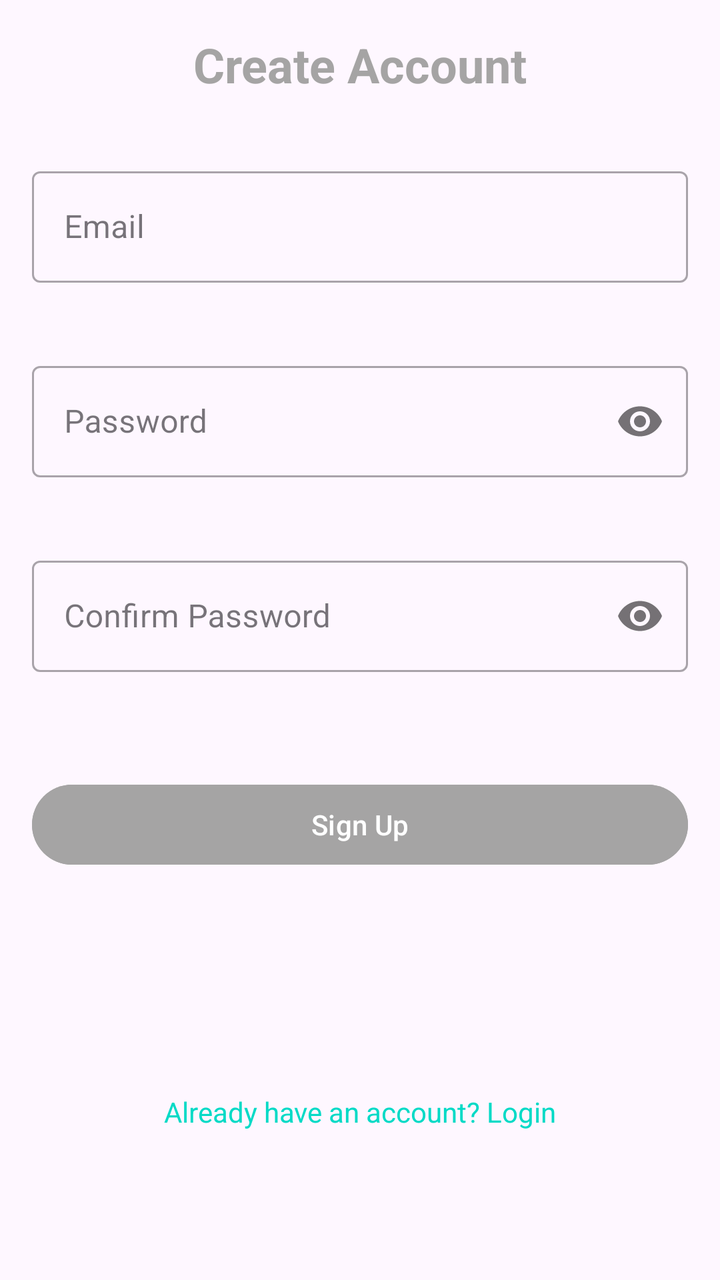
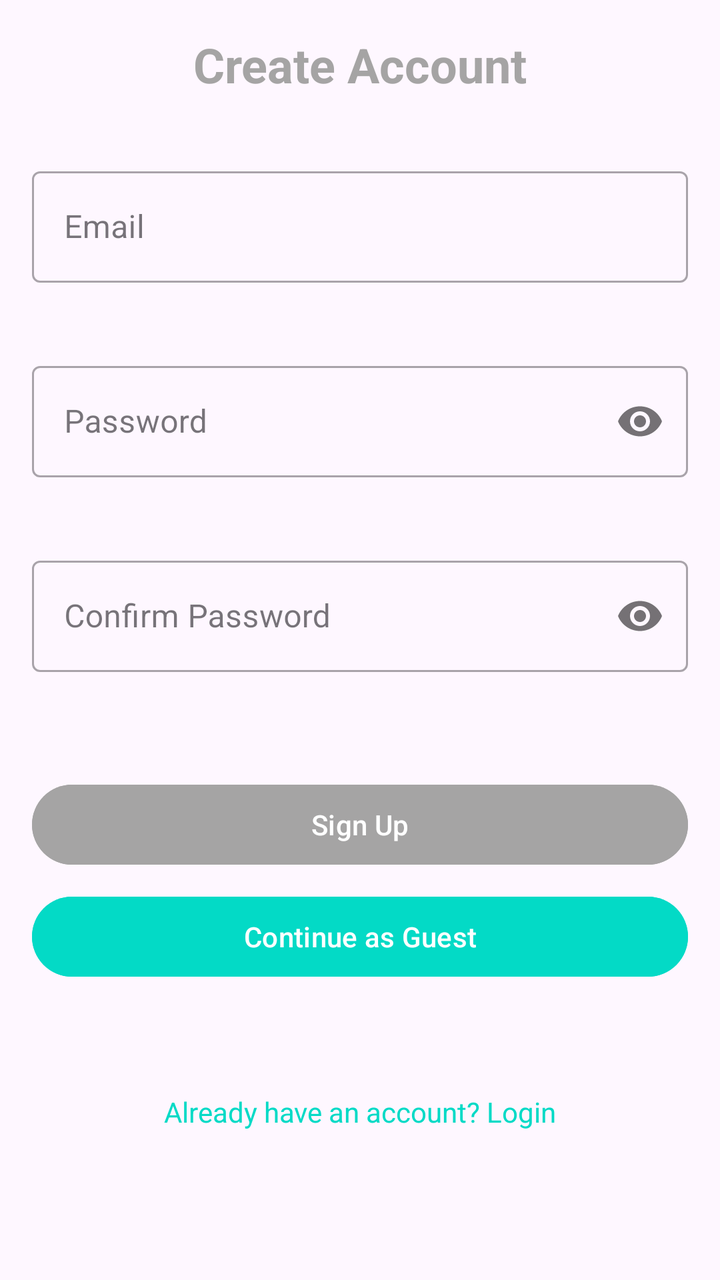

The first picture is an Android layout as it rendered before a commit; the second is the same layout after the commit. The layout source and the unified diff follow.
<!-- AndroidManifest.xml: application theme Theme.MyApplication -->
<!-- res/layout/fragment_sign_up.xml -->
<?xml version="1.0" encoding="utf-8"?>
<ScrollView xmlns:android="http://schemas.android.com/apk/res/android"
    xmlns:app="http://schemas.android.com/apk/res-auto"
    android:layout_width="match_parent"
    android:layout_height="match_parent"
    android:fillViewport="true"
    android:padding="16dp">

    <androidx.constraintlayout.widget.ConstraintLayout
        android:layout_width="match_parent"
        android:layout_height="wrap_content">

        
        <TextView
            android:id="@+id/title"
            android:layout_width="wrap_content"
            android:layout_height="wrap_content"
            android:text="Create Account"
            android:textSize="24sp"
            android:textColor="@color/design_default_color_primary"
            android:textStyle="bold"
            app:layout_constraintEnd_toEndOf="parent"
            app:layout_constraintStart_toStartOf="parent"
            app:layout_constraintTop_toTopOf="parent" />

        
        <com.google.android.material.textfield.TextInputLayout
            android:id="@+id/email_container"
            style="@style/Widget.MaterialComponents.TextInputLayout.OutlinedBox"
            android:layout_width="match_parent"
            android:layout_height="wrap_content"
            android:layout_marginTop="32dp"
            app:layout_constraintTop_toBottomOf="@id/title"
            app:errorEnabled="true">

            <com.google.android.material.textfield.TextInputEditText
                android:id="@+id/email"
                android:layout_width="match_parent"
                android:layout_height="wrap_content"
                android:hint="Email"
                android:inputType="textEmailAddress" />
        </com.google.android.material.textfield.TextInputLayout>

        
        <com.google.android.material.textfield.TextInputLayout
            android:id="@+id/password_container"
            style="@style/Widget.MaterialComponents.TextInputLayout.OutlinedBox"
            android:layout_width="match_parent"
            android:layout_height="wrap_content"
            android:layout_marginTop="16dp"
            app:layout_constraintTop_toBottomOf="@id/email_container"
            app:passwordToggleEnabled="true"
            app:errorEnabled="true">

            <com.google.android.material.textfield.TextInputEditText
                android:id="@+id/password"
                android:layout_width="match_parent"
                android:layout_height="wrap_content"
                android:hint="Password"
                android:inputType="textPassword" />
        </com.google.android.material.textfield.TextInputLayout>

        
        <com.google.android.material.textfield.TextInputLayout
            android:id="@+id/confirm_password_container"
            style="@style/Widget.MaterialComponents.TextInputLayout.OutlinedBox"
            android:layout_width="match_parent"
            android:layout_height="wrap_content"
            android:layout_marginTop="16dp"
            app:layout_constraintTop_toBottomOf="@id/password_container"
            app:passwordToggleEnabled="true"
            app:errorEnabled="true">

            <com.google.android.material.textfield.TextInputEditText
                android:id="@+id/confirm_password"
                android:layout_width="match_parent"
                android:layout_height="wrap_content"
                android:hint="Confirm Password"
                android:inputType="textPassword" />
        </com.google.android.material.textfield.TextInputLayout>

        
        <Button
            android:id="@+id/signup_button"
            android:layout_width="match_parent"
            android:layout_height="wrap_content"
            android:layout_marginTop="32dp"
            android:text="Sign Up"
            android:textAllCaps="false"
            android:backgroundTint="@color/design_default_color_primary"
            android:textColor="@android:color/white"
            app:layout_constraintTop_toBottomOf="@id/confirm_password_container" />

        
        <ProgressBar
            android:id="@+id/progressBar"
            android:layout_width="wrap_content"
            android:layout_height="wrap_content"
            android:visibility="gone"
            app:layout_constraintBottom_toBottomOf="parent"
            app:layout_constraintEnd_toEndOf="parent"
            app:layout_constraintStart_toStartOf="parent"
            app:layout_constraintTop_toBottomOf="@id/signup_button" />

        
        <TextView
            android:id="@+id/login_redirect"
            android:layout_width="wrap_content"
            android:layout_height="wrap_content"
            android:layout_marginTop="16dp"
            android:text="Already have an account? Login"
            android:textColor="@color/design_default_color_secondary"
            app:layout_constraintEnd_toEndOf="parent"
            app:layout_constraintStart_toStartOf="parent"
            app:layout_constraintTop_toBottomOf="@id/progressBar" />

    </androidx.constraintlayout.widget.ConstraintLayout>
</ScrollView>
<!-- resources referenced by this layout -->
<resources>
  <color name="design_default_color_primary">#A5A4A4</color>
  <style name="Theme.MyApplication" parent="Base.Theme.MyApplication" />
  <style name="Base.Theme.MyApplication" parent="Theme.Material3.DayNight.NoActionBar">
          
          
      </style>
</resources>

<!-- the commit's change to res/layout/fragment_sign_up.xml (unified diff, before → after) -->
@@ -92,6 +92,18 @@
             app:layout_constraintTop_toBottomOf="@id/confirm_password_container" />
 
         
+        <Button
+            android:id="@+id/continue_as_guest_button"
+            android:layout_width="match_parent"
+            android:layout_height="wrap_content"
+            android:layout_marginTop="8dp"
+            android:text="Continue as Guest"
+            android:textAllCaps="false"
+            android:backgroundTint="@color/design_default_color_secondary"
+            android:textColor="@android:color/white"
+            app:layout_constraintTop_toBottomOf="@id/signup_button" />
+
+        
         <ProgressBar
             android:id="@+id/progressBar"
             android:layout_width="wrap_content"
